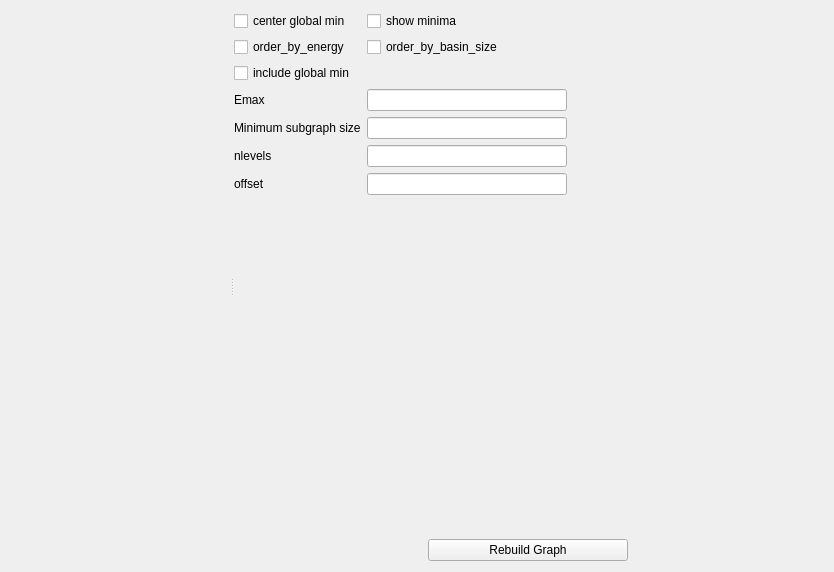
Old version of the form pygmin/gui/ui/dgraph_browser.ui in the repository pele-python/pele.
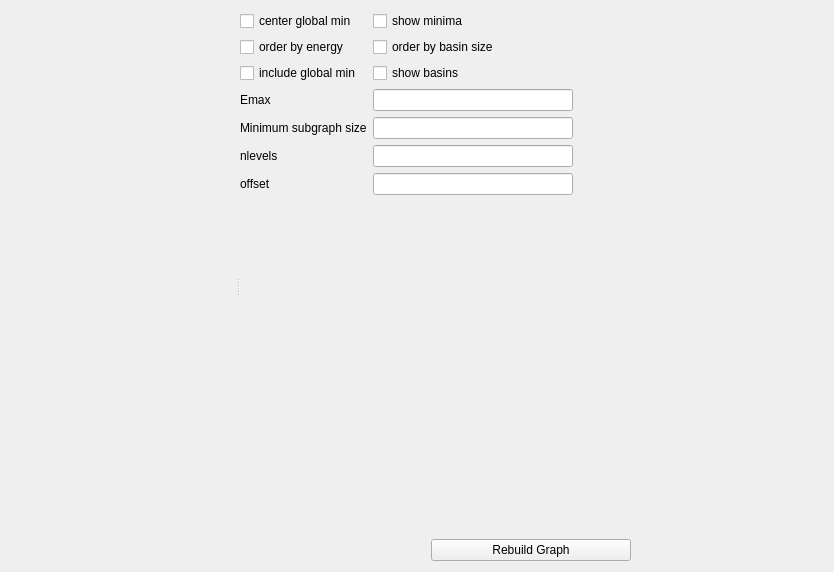
New version of the form. Custom widgets are drawn as their Qt base class.

```diff
--- a/pygmin/gui/ui/dgraph_browser.ui
+++ b/pygmin/gui/ui/dgraph_browser.ui
@@ -117,14 +117,14 @@
          <item row="1" column="0">
           <widget class="QCheckBox" name="chkbx_order_by_energy">
            <property name="text">
-            <string>order_by_energy</string>
+            <string>order by energy</string>
            </property>
           </widget>
          </item>
          <item row="1" column="1">
           <widget class="QCheckBox" name="chkbx_order_by_basin_size">
            <property name="text">
-            <string>order_by_basin_size</string>
+            <string>order by basin size</string>
            </property>
           </widget>
          </item>
@@ -152,6 +152,13 @@
            </property>
           </widget>
          </item>
+         <item row="2" column="1">
+          <widget class="QCheckBox" name="chkbx_show_basins">
+           <property name="text">
+            <string>show basins</string>
+           </property>
+          </widget>
+         </item>
         </layout>
        </item>
        <item>
```
